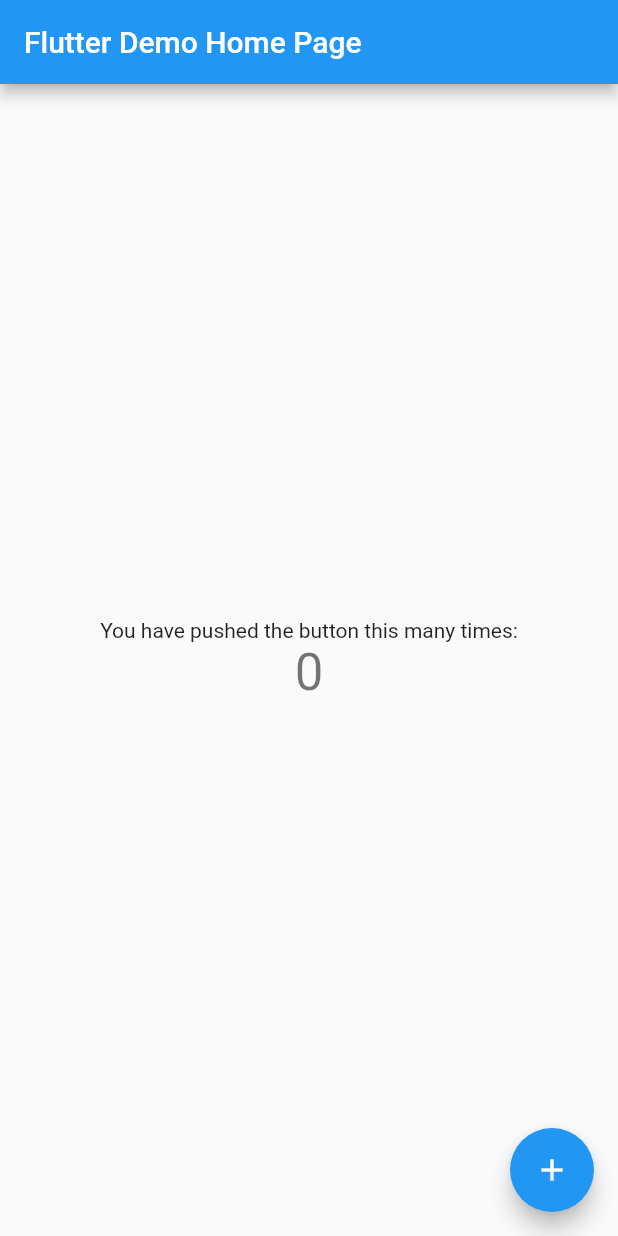
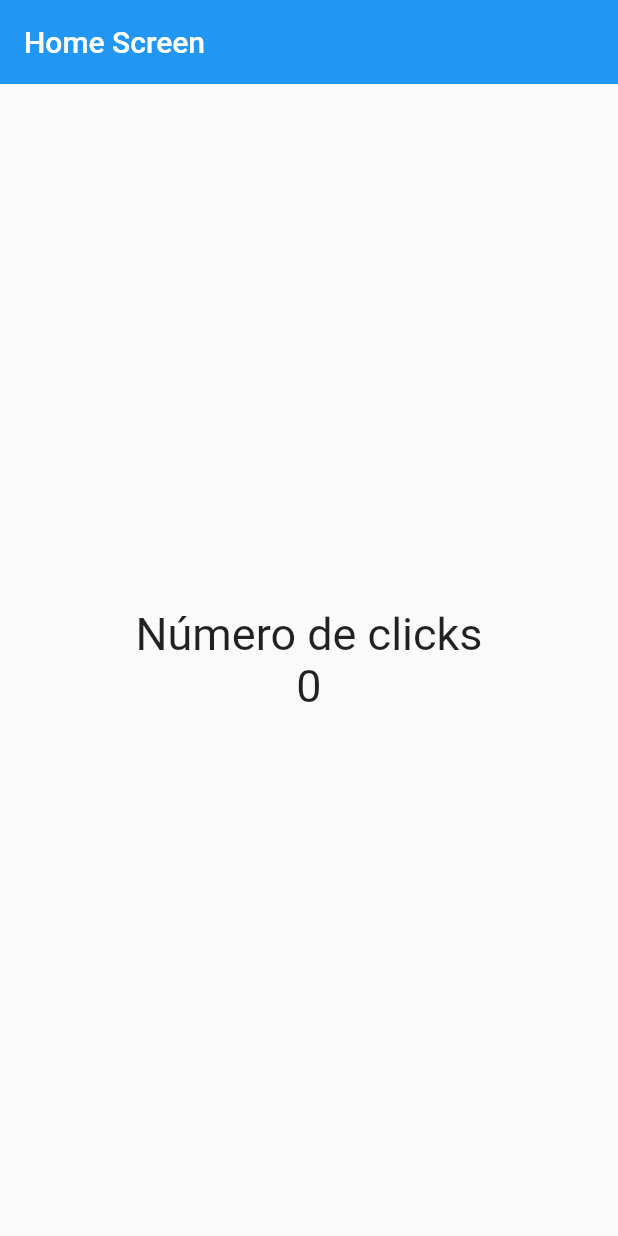
Before and after one commit to francmarin98/flutter_simple_counter, a Flutter app: the screen it shows after launch, on a phone screen of 412 x 824 dp. Run offline on Flutter 3.47's test engine with Material 2 defaults, Android fonts, the phone set to English and light mode, and no system bars.

Commit message:
Learning to generate widgets and use the ones provided by Flutter

```diff
--- a/lib/main.dart
+++ b/lib/main.dart
@@ -1,4 +1,5 @@
 import 'package:flutter/material.dart';
+import 'package:simple_counter/screens/home_screen.dart';
 
 void main() {
   runApp(const MyApp());
@@ -7,109 +8,11 @@ void main() {
 class MyApp extends StatelessWidget {
   const MyApp({Key? key}) : super(key: key);
 
-  // This widget is the root of your application.
   @override
   Widget build(BuildContext context) {
-    return MaterialApp(
-      title: 'Flutter Demo',
-      theme: ThemeData(
-        // This is the theme of your application.
-        //
-        // Try running your application with "flutter run". You'll see the
-        // application has a blue toolbar. Then, without quitting the app, try
-        // changing the primarySwatch below to Colors.green and then invoke
-        // "hot reload" (press "r" in the console where you ran "flutter run",
-        // or simply save your changes to "hot reload" in a Flutter IDE).
-        // Notice that the counter didn't reset back to zero; the application
-        // is not restarted.
-        primarySwatch: Colors.blue,
-      ),
-      home: const MyHomePage(title: 'Flutter Demo Home Page'),
+    return const MaterialApp(
+      debugShowCheckedModeBanner: false,
+      home: HomeScreen(),
     );
   }
 }
-
-class MyHomePage extends StatefulWidget {
-  const MyHomePage({Key? key, required this.title}) : super(key: key);
-
-  // This widget is the home page of your application. It is stateful, meaning
-  // that it has a State object (defined below) that contains fields that affect
-  // how it looks.
-
-  // This class is the configuration for the state. It holds the values (in this
-  // case the title) provided by the parent (in this case the App widget) and
-  // used by the build method of the State. Fields in a Widget subclass are
-  // always marked "final".
-
-  final String title;
-
-  @override
-  State<MyHomePage> createState() => _MyHomePageState();
-}
-
-class _MyHomePageState extends State<MyHomePage> {
-  int _counter = 0;
-
-  void _incrementCounter() {
-    setState(() {
-      // This call to setState tells the Flutter framework that something has
-      // changed in this State, which causes it to rerun the build method below
-      // so that the display can reflect the updated values. If we changed
-      // _counter without calling setState(), then the build method would not be
-      // called again, and so nothing would appear to happen.
-      _counter++;
-    });
-  }
-
-  @override
-  Widget build(BuildContext context) {
-    // This method is rerun every time setState is called, for instance as done
-    // by the _incrementCounter method above.
-    //
-    // The Flutter framework has been optimized to make rerunning build methods
-    // fast, so that you can just rebuild anything that needs updating rather
-    // than having to individually change instances of widgets.
-    return Scaffold(
-      appBar: AppBar(
-        // Here we take the value from the MyHomePage object that was created by
-        // the App.build method, and use it to set our appbar title.
-        title: Text(widget.title),
-      ),
-      body: Center(
-        // Center is a layout widget. It takes a single child and positions it
-        // in the middle of the parent.
-        child: Column(
-          // Column is also a layout widget. It takes a list of children and
-          // arranges them vertically. By default, it sizes itself to fit its
-          // children horizontally, and tries to be as tall as its parent.
-          //
-          // Invoke "debug painting" (press "p" in the console, choose the
-          // "Toggle Debug Paint" action from the Flutter Inspector in Android
-          // Studio, or the "Toggle Debug Paint" command in Visual Studio Code)
-          // to see the wireframe for each widget.
-          //
-          // Column has various properties to control how it sizes itself and
-          // how it positions its children. Here we use mainAxisAlignment to
-          // center the children vertically; the main axis here is the vertical
-          // axis because Columns are vertical (the cross axis would be
-          // horizontal).
-          mainAxisAlignment: MainAxisAlignment.center,
-          children: <Widget>[
-            const Text(
-              'You have pushed the button this many times:',
-            ),
-            Text(
-              '$_counter',
-              style: Theme.of(context).textTheme.headline4,
-            ),
-          ],
-        ),
-      ),
-      floatingActionButton: FloatingActionButton(
-        onPressed: _incrementCounter,
-        tooltip: 'Increment',
-        child: const Icon(Icons.add),
-      ), // This trailing comma makes auto-formatting nicer for build methods.
-    );
-  }
-}
--- /dev/null
+++ b/lib/screens/home_screen.dart
@@ -0,0 +1,26 @@
+import 'package:flutter/material.dart';
+
+class HomeScreen extends StatelessWidget {
+  const HomeScreen({Key? key}) : super(key: key);
+
+  @override
+  Widget build(BuildContext context) {
+    const fontSize30 = TextStyle(fontSize: 30);
+
+    return Scaffold(
+        appBar: AppBar(
+          title: const Text('Home Screen'),
+          elevation: 0,
+        ),
+        body: Center(
+          child: Column(
+            mainAxisAlignment: MainAxisAlignment.center,
+            crossAxisAlignment: CrossAxisAlignment.center,
+            children: const <Widget>[
+              Text('Número de clicks', style: fontSize30),
+              Text('0', style: fontSize30)
+            ],
+          ),
+        ));
+  }
+}
```
